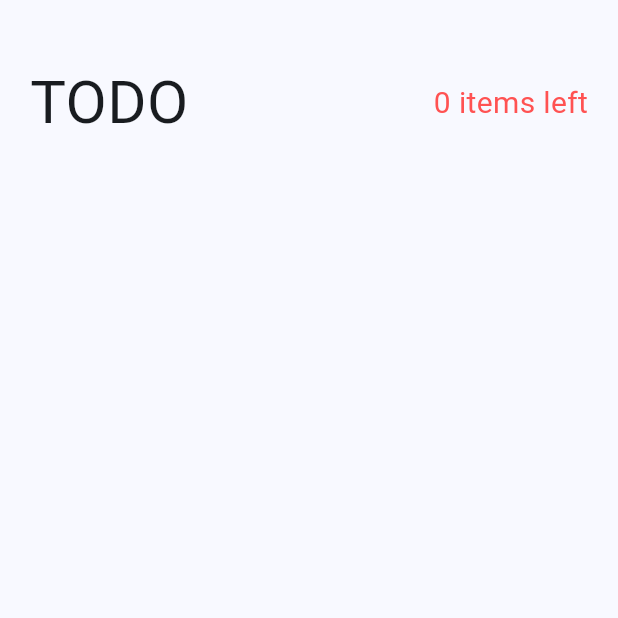
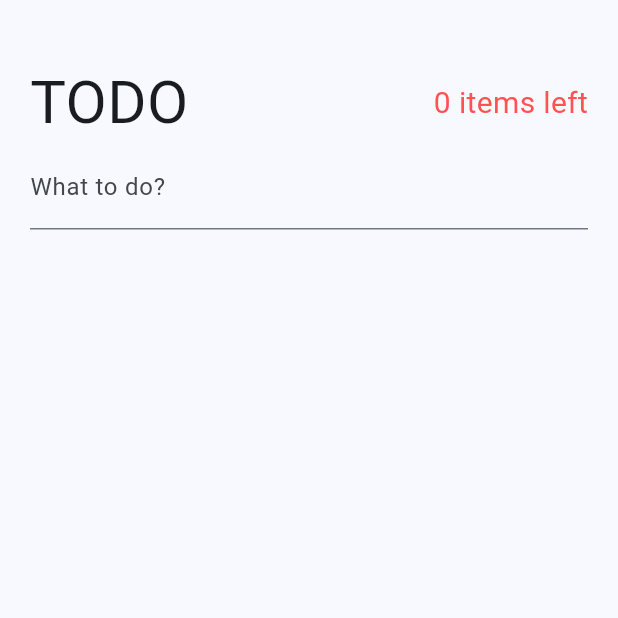
Before and after one commit to jsmile/todo_cubit, a Flutter app: the screen it shows after launch, on a phone screen of 412 x 824 dp, the top half of it. Run offline on Flutter 3.47's test engine with Material 2 defaults, Android fonts, the phone set to English and light mode, and no system bars; our stand-ins replace equatable, flutter_bloc.

Commit message:
pages/todos_page 디렉토리 생성 및 CreateTodo

```diff
--- a/lib/cubits/todo_list/todo_list_cubit.dart
+++ b/lib/cubits/todo_list/todo_list_cubit.dart
@@ -12,6 +12,7 @@ class TodoListCubit extends Cubit<TodoListState> {
     final newTodo = Todo(desc: todoDesc);
     final newTodos = [...state.todos, newTodo];
     emit(state.copyWith(todos: newTodos));
+    print('*** TODO State : $state');
   }
 
   // 수정사항이 있다면 state 전체( state.todos )를 바꾸는 방식.
--- a/lib/main.dart
+++ b/lib/main.dart
@@ -2,7 +2,7 @@ import 'package:flutter/material.dart';
 import 'package:flutter_bloc/flutter_bloc.dart';
 import 'package:todo_cubit/cubits/cubits.dart';
 
-import 'pages/todos_page.dart';
+import 'pages/todos_page/todos_page.dart';
 
 void main() {
   runApp(const MyApp());
--- /dev/null
+++ b/lib/pages/todos_page/create_todo.dart
@@ -0,0 +1,35 @@
+import 'package:flutter/material.dart';
+import 'package:flutter_bloc/flutter_bloc.dart';
+import 'package:todo_cubit/cubits/todo_list/todo_list_cubit.dart';
+
+class CreateTodo extends StatefulWidget {
+  const CreateTodo({super.key});
+
+  @override
+  State<CreateTodo> createState() => _CreateTodoState();
+}
+
+class _CreateTodoState extends State<CreateTodo> {
+  final TextEditingController newEditingController = TextEditingController();
+
+  @override
+  Widget build(BuildContext context) {
+    return TextField(
+      controller: newEditingController,
+      decoration: const InputDecoration(labelText: 'What to do?'),
+      onSubmitted: (String? todoDesc) {
+        if (todoDesc != null && todoDesc.isNotEmpty) {
+          context.read<TodoListCubit>().addTodo(todoDesc);
+          // 입력내용 지우기
+          newEditingController.clear();
+        }
+      },
+    );
+  }
+
+  @override
+  void dispose() {
+    newEditingController.dispose();
+    super.dispose();
+  }
+}
--- a/lib/pages/todos_page.dart
+++ b/lib/pages/todos_page/todo_header.dart
@@ -1,31 +1,7 @@
 import 'package:flutter/material.dart';
 import 'package:flutter_bloc/flutter_bloc.dart';
-import 'package:todo_cubit/cubits/active_todo_count/active_todo_count_cubit.dart';
 
-class TodosPage extends StatelessWidget {
-  const TodosPage({super.key});
-
-  @override
-  Widget build(BuildContext context) {
-    return const SafeArea(
-      child: Scaffold(
-        body: SingleChildScrollView(
-          child: Padding(
-            padding: EdgeInsets.symmetric(
-              horizontal: 20.0,
-              vertical: 40.0,
-            ),
-            child: Column(
-              children: [
-                TodoHeader(),
-              ],
-            ),
-          ),
-        ),
-      ),
-    );
-  }
-}
+import '../../cubits/active_todo_count/active_todo_count_cubit.dart';
 
 class TodoHeader extends StatelessWidget {
   const TodoHeader({super.key});
--- /dev/null
+++ b/lib/pages/todos_page/todos_page.dart
@@ -0,0 +1,30 @@
+import 'package:flutter/material.dart';
+import 'package:todo_cubit/pages/todos_page/create_todo.dart';
+
+import 'todo_header.dart';
+
+class TodosPage extends StatelessWidget {
+  const TodosPage({super.key});
+
+  @override
+  Widget build(BuildContext context) {
+    return const SafeArea(
+      child: Scaffold(
+        body: SingleChildScrollView(
+          child: Padding(
+            padding: EdgeInsets.symmetric(
+              horizontal: 20.0,
+              vertical: 40.0,
+            ),
+            child: Column(
+              children: [
+                TodoHeader(),
+                CreateTodo(),
+              ],
+            ),
+          ),
+        ),
+      ),
+    );
+  }
+}
```
